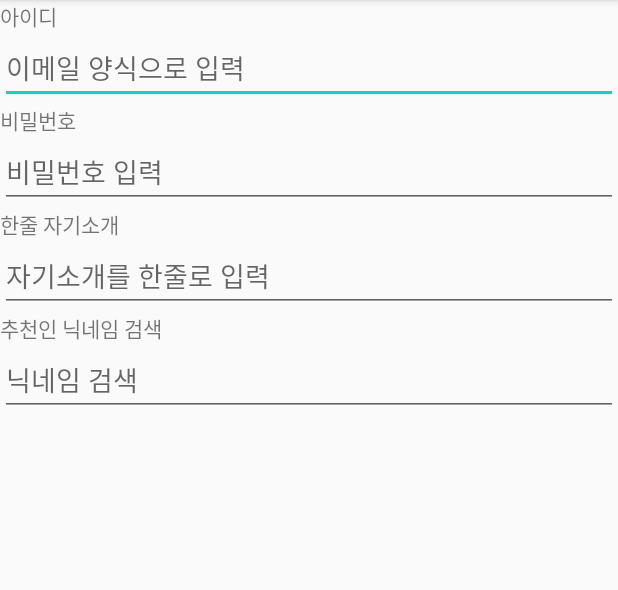
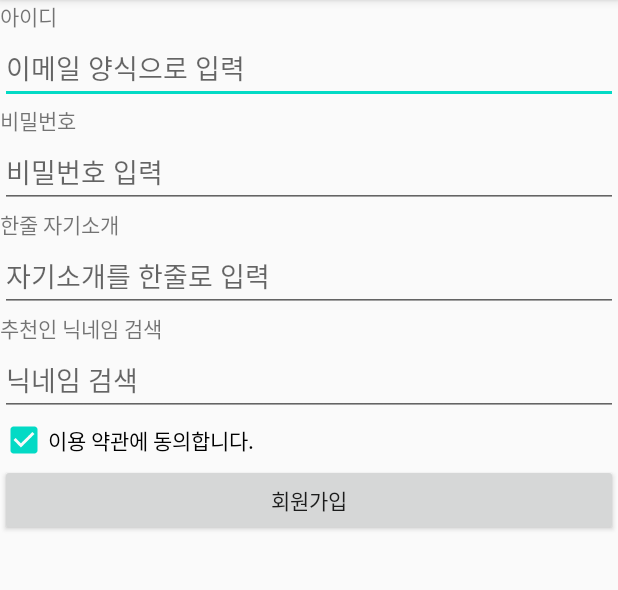
Before and after one commit to ShiriBot/UIPractice_200630, an Android app: the screen it shows after launch (MainActivity), on a phone screen of 412 x 824 dp, the part 84-674 px from its top. Run offline under Robolectric (Android 15) with nearby library versions, the phone set to English and light mode, and no system bars.

Commit message:
일반 버튼 + 체크박스 활용

```diff
--- a/app/src/main/res/layout/activity_main.xml
+++ b/app/src/main/res/layout/activity_main.xml
@@ -52,5 +52,16 @@
         android:singleLine="true"
         android:imeOptions="actionSearch"/>
 
+    <CheckBox
+        android:layout_width="wrap_content"
+        android:layout_height="wrap_content"
+        android:checked="true"
+        android:text="이용 약관에 동의합니다."/>
+
+    <Button
+        android:layout_width="match_parent"
+        android:layout_height="wrap_content"
+        android:text="회원가입"/>
+
 
 </LinearLayout>
```
